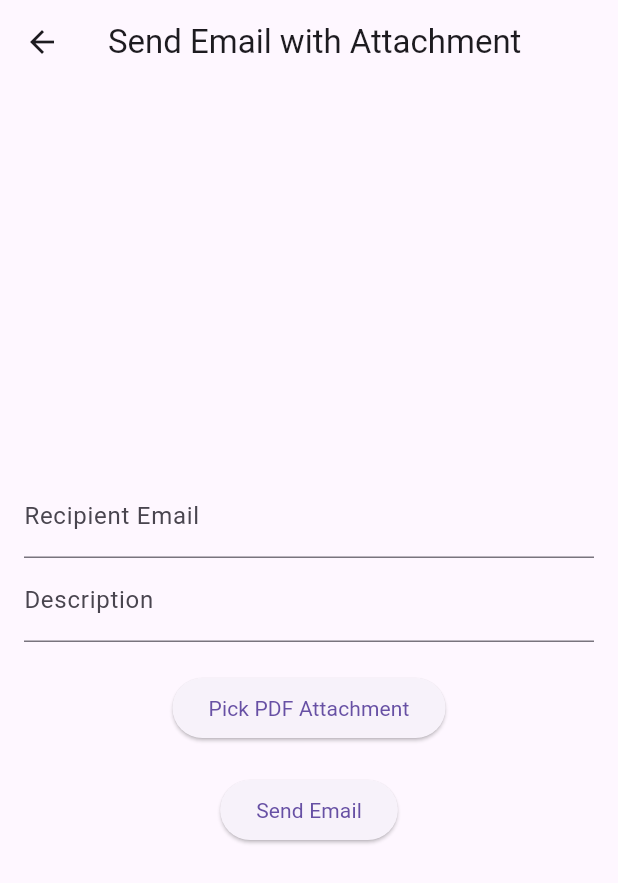
After one commit to vedanthire14/Vanrakshak-SIH-, a Flutter app: the EmailSenderPage screen opened directly, after a tap on "Send Email", on a phone screen of 412 x 824 dp. The commit adds this screen. Shown: the top 883 px of the screen. Run offline on Flutter 3.47's test engine with Material 3 defaults, Android fonts, the phone set to English and light mode, and no system bars; our stand-ins replace carousel_slider, cloud_firestore, dotted_border, file_picker, firebase_auth, firebase_core and 6 more; missing offline and left inert: dialogflow_flutter, feature_discovery, mailer, maps_toolkit; accounts and stored records are empty; project files that could hold a hidden picture were left out.

Commit message:
BACKUP PUSH

```diff
--- /dev/null
+++ b/lib/ChatbotScreen/SmtpEmail.dart
@@ -0,0 +1,95 @@
+import 'package:flutter/material.dart';
+import 'package:mailer/mailer.dart';
+import 'package:mailer/smtp_server.dart';
+import 'package:file_picker/file_picker.dart';
+import 'dart:io';
+
+class EmailSenderPage extends StatefulWidget {
+  @override
+  _EmailSenderPageState createState() => _EmailSenderPageState();
+}
+
+class _EmailSenderPageState extends State<EmailSenderPage> {
+  final String username = 'vanrakshash@gmail.com';
+  final String password = 'ighd ptyq orsm tykf';
+  final emailController = TextEditingController();
+  final descriptionController = TextEditingController();
+  File? attachment;
+
+  void pickAttachment() async {
+    FilePickerResult? result = await FilePicker.platform.pickFiles(
+      type: FileType.custom,
+      allowedExtensions: ['pdf'],
+    );
+
+    if (result != null) {
+      attachment = File(result.files.single.path!);
+    }
+  }
+
+  void sendEmail() async {
+    final smtpServer = gmail(username, password);
+
+    // Create the email message
+    final message = Message()
+      ..from = Address(username, 'Your Name')
+      ..recipients.add(emailController.text)
+      ..subject = 'Flutter Email with Attachment'
+      ..text = descriptionController.text;
+
+    if (attachment != null) {
+      message.attachments.add(FileAttachment(attachment!));
+    }
+
+    try {
+      final sendReport = await send(message, smtpServer);
+      print('Message sent: ' + sendReport.toString());
+      // ... Show dialog for success
+    } on MailerException catch (e) {
+      print('Message not sent.');
+      // ... Show dialog for error
+    }
+  }
+
+  @override
+  Widget build(BuildContext context) {
+    return Scaffold(
+      appBar: AppBar(
+        title: Text('Send Email with Attachment'),
+      ),
+      body: Padding(
+        padding: EdgeInsets.all(16.0),
+        child: Column(
+          mainAxisAlignment: MainAxisAlignment.center,
+          children: <Widget>[
+            TextField(
+              controller: emailController,
+              decoration: InputDecoration(labelText: 'Recipient Email'),
+            ),
+            TextField(
+              controller: descriptionController,
+              decoration: InputDecoration(labelText: 'Description'),
+            ),
+            SizedBox(height: 20),
+            ElevatedButton(
+              onPressed: pickAttachment,
+              child: Text('Pick PDF Attachment'),
+            ),
+            SizedBox(height: 20),
+            ElevatedButton(
+              onPressed: sendEmail,
+              child: Text('Send Email'),
+            ),
+          ],
+        ),
+      ),
+    );
+  }
+
+  @override
+  void dispose() {
+    emailController.dispose();
+    descriptionController.dispose();
+    super.dispose();
+  }
+}
--- a/lib/main.dart
+++ b/lib/main.dart
@@ -4,6 +4,7 @@ import 'package:firebase_core/firebase_core.dart';
 import 'package:flutter/material.dart';
 import 'package:provider/provider.dart';
 import 'package:vanrakshak/ChatbotScreen/ChatBot.dart';
+import 'package:vanrakshak/ChatbotScreen/SmtpEmail.dart';
 import 'package:vanrakshak/resources/authentication/loginAuthentication.dart';
 import 'package:vanrakshak/resources/authentication/signupAuthentication.dart';
 import 'package:vanrakshak/resources/mainScreenSetup/mainscreendata.dart';
--- a/pubspec.yaml
+++ b/pubspec.yaml
@@ -63,6 +63,7 @@ dependencies:
   chat_bubbles: ^1.5.0
   video_player: ^2.8.1
   flutter_widget_from_html: ^0.14.9
+  mailer: ^6.0.1
 
 dev_dependencies:
   flutter_test:
```
Also changed, not shown: lib/ChatbotScreen/VideoDisplay.dart (deleted, +0 -59 lines), pubspec.lock, 4 other files.
